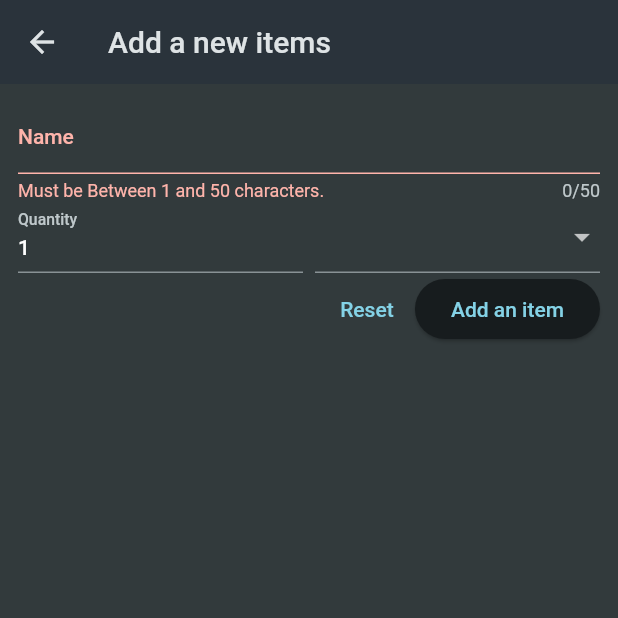
After one commit to thinkofyashh/shopping_listt, a Flutter app: the NewItem screen opened directly, after a tap on "Add an item", on a phone screen of 412 x 824 dp, the top half of it. The commit adds this screen. Run offline on Flutter 3.47's test engine with Material 2 defaults, Android fonts, the phone set to English and light mode, and no system bars.

Commit message:
setting up validation logic and executing it.

```diff
--- a/lib/widgets/grocery_list.dart
+++ b/lib/widgets/grocery_list.dart
@@ -1,14 +1,25 @@
 import 'package:flutter/material.dart';
 import 'package:shopping_listt/data/dummy_item.dart';
+import 'package:shopping_listt/widgets/new_item.dart';
 
-class GroceryList extends StatelessWidget {
+class GroceryList extends StatefulWidget {
   const GroceryList({Key? key}) : super(key: key);
 
   @override
+  State<GroceryList> createState() => _GroceryListState();
+}
+
+class _GroceryListState extends State<GroceryList> {
+  @override
+  void additem() {
+    Navigator.of(context).push(MaterialPageRoute(builder: (ctx) => const NewItem()));
+  }
+
   Widget build(BuildContext context) {
     return Scaffold(
       appBar: AppBar(
         title: const Text("Your Groceries"),
+        actions: [IconButton(onPressed: additem, icon: const Icon(Icons.add))],
       ),
       body: ListView.builder(
           itemCount: groceryItems.length,
--- /dev/null
+++ b/lib/widgets/new_item.dart
@@ -0,0 +1,93 @@
+import 'package:flutter/material.dart';
+import 'package:shopping_listt/data/categories.dart';
+
+class NewItem extends StatefulWidget {
+  const NewItem({Key? key}) : super(key: key);
+
+  @override
+  State<NewItem> createState() => _NewItemState();
+}
+
+class _NewItemState extends State<NewItem> {
+  @override
+  final formkey=GlobalKey<FormState>();
+  void saveitem(){
+    formkey.currentState!.validate();
+  }
+  Widget build(BuildContext context) {
+    return Scaffold(
+      appBar: AppBar(
+        title: Text("Add a new items"),
+      ),
+      body: Padding(
+        padding: const EdgeInsets.all(12),
+        child: Form(
+          key: formkey,
+          child: Column(
+            children: [
+              TextFormField(
+                maxLength: 50,
+                decoration: const InputDecoration(
+                  label: Text("Name"),
+                ),
+                validator: (value) {
+                  if(value==null || value==value.isEmpty || value.trim().length<=1 || value.trim().length>50){
+                    return "Must be Between 1 and 50 characters.";
+                  }
+                  return null;
+                },
+              ),
+              Row(
+                crossAxisAlignment: CrossAxisAlignment.end,
+                children: [
+                  Expanded(
+                    child: TextFormField(
+                      keyboardType: TextInputType.number,
+                      decoration: InputDecoration(
+                        label: Text("Quantity"),
+
+                      ),
+                      initialValue: "1",
+                        validator: (value) {
+                          if(value==null || value==value.isEmpty || int.tryParse(value)==null || int.tryParse(value)!<=0){
+                            return "Must be a valid,positive number.";
+                          }
+                          return null;
+                        }
+                    ),
+                  ),
+                  const SizedBox(width: 8),
+                  Expanded(child:DropdownButtonFormField(items: [
+                    for (final category in categories.entries)
+                      DropdownMenuItem(
+                        value: category.value,
+                          child: Row(
+                        children: [
+                          Container(
+                            height: 16,
+                            width: 16,
+                            color: category.value.color,
+                          ),
+                          const SizedBox(
+                            width: 6,
+                          ),
+                          Text(category.value.title)
+                        ],
+                      ))
+                  ], onChanged:(value){}))
+                ],
+              ),
+              Row(mainAxisAlignment: MainAxisAlignment.end,
+                children: [
+                TextButton(onPressed: (){
+                  formkey.currentState!.reset();
+                }, child:const Text("Reset")),
+                ElevatedButton(onPressed:saveitem, child:const Text("Add an item"))
+              ],)
+            ],
+          ),
+        ),
+      ),
+    );
+  }
+}
```
